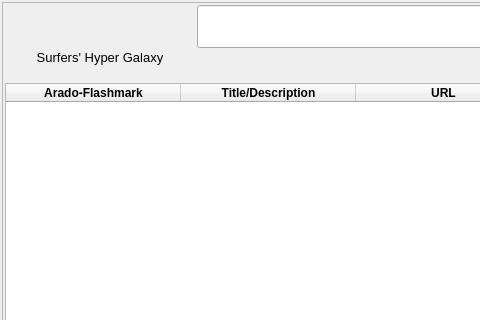
Before: the Qt Designer form ui/url-display.ui in berndhs/arado, drawn with Qt 5; both pictures show x 0 to 480 and y 0 to 320 of the 800 by 548 pixel window.
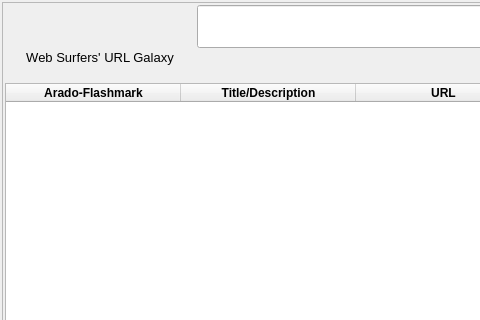
After: the same form once the commit is applied. Icons and pictures are not drawn.

Commit message: another try.

What changed in the file:
```diff
--- a/ui/url-display.ui
+++ b/ui/url-display.ui
@@ -178,7 +178,7 @@
             <string>Arado is a networked URL Database, which saves your added URLs and syncs newest URLs with your connected devices.</string>
            </property>
            <property name="text">
-            <string>Surfers' Hyper Galaxy</string>
+            <string>Web Surfers' URL Galaxy</string>
            </property>
            <property name="alignment">
             <set>Qt::AlignCenter</set>
```
